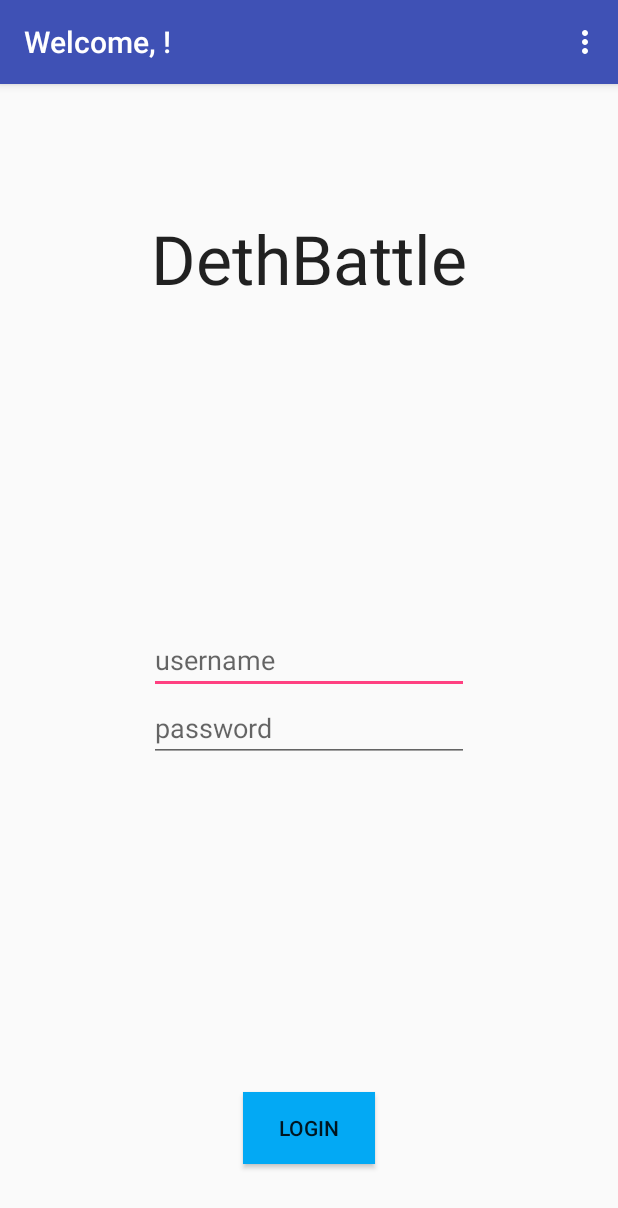
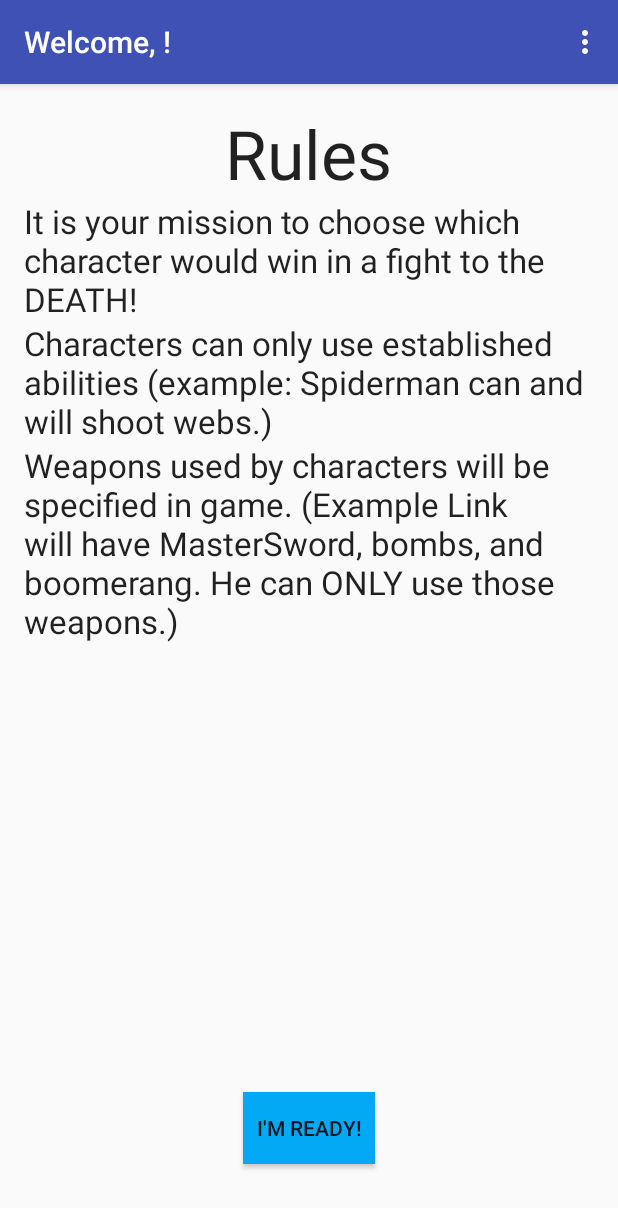
Before and after one commit to GarrettBoggs/DethWarz, an Android app: the screen it shows after launch once a user with an empty profile is signed in (MainActivity), on a phone screen of 412 x 824 dp. Shown: the top 1208 px of the screen. Run offline under Robolectric (Android 15) with nearby library versions, the phone set to English and light mode, and no system bars; our stand-ins replace ButterKnife, Firebase (no records; nobody signed in at launch, a user with empty details on screens opened directly).

```diff
--- a/app/src/main/res/layout/activity_main.xml
+++ b/app/src/main/res/layout/activity_main.xml
@@ -14,41 +14,49 @@
         android:layout_width="wrap_content"
         android:layout_height="wrap_content"
         android:textAppearance="?android:attr/textAppearanceLarge"
-        android:text="DethBattle"
+        android:text="Rules"
         android:id="@+id/textView"
-        android:layout_marginTop="70dp"
+        android:textSize="45dp"
         android:layout_alignParentTop="true"
-        android:layout_centerHorizontal="true"
-        android:textSize="45dp" />
+        android:layout_centerHorizontal="true" />
 
     <Button
         android:layout_width="wrap_content"
         android:layout_height="wrap_content"
-        android:text="Login"
+        android:text="I'm READY!"
         android:id="@+id/loginButton"
         android:layout_alignParentBottom="true"
         android:layout_centerHorizontal="true"
         android:background="@color/primary"
         android:layout_marginBottom="32dp" />
 
-    <EditText
+    <TextView
         android:layout_width="wrap_content"
         android:layout_height="wrap_content"
-        android:inputType="textPersonName"
-        android:hint="username"
-        android:ems="10"
-        android:id="@+id/usernameText"
-        android:layout_centerHorizontal="true"
-        android:layout_centerVertical="true" />
+        android:textAppearance="?android:attr/textAppearanceLarge"
+        android:text="It is your mission to choose which character would win in a fight to the DEATH!"
+        android:id="@+id/textView7"
+        android:layout_below="@+id/textView"
+        android:layout_alignParentLeft="true"
+        android:layout_alignParentStart="true" />
 
-    <EditText
+    <TextView
         android:layout_width="wrap_content"
         android:layout_height="wrap_content"
-        android:inputType="textPassword"
-        android:hint="password"
-        android:ems="10"
-        android:id="@+id/passwordText"
-        android:layout_below="@+id/usernameText"
+        android:textAppearance="?android:attr/textAppearanceLarge"
+        android:text="Characters can only use established abilities (example: Spiderman can and will shoot webs.)"
+        android:id="@+id/textView8"
+        android:layout_below="@+id/textView7"
+        android:layout_alignParentLeft="true"
+        android:layout_alignParentStart="true" />
+
+    <TextView
+        android:layout_width="wrap_content"
+        android:layout_height="wrap_content"
+        android:textAppearance="?android:attr/textAppearanceLarge"
+        android:text="Weapons used by characters will be specified in game. (Example Link will have MasterSword, bombs, and boomerang. He can ONLY use those weapons.)"
+        android:id="@+id/textView9"
+        android:layout_below="@+id/textView8"
         android:layout_centerHorizontal="true" />
 
 </RelativeLayout>
```
Also changed, not shown: app/src/main/java/com/example/guest/binder/models/Character.java (+9 -0 lines), app/src/main/java/com/example/guest/binder/ui/CoverActivity.java (+22 -6 lines), app/src/main/java/com/example/guest/binder/ui/HistoryActivity.java (+8 -1 lines), app/src/main/java/com/example/guest/binder/ui/MainActivity.java (+1 -11 lines), app/src/main/java/com/example/guest/binder/ui/StatsActivity.java (+9 -4 lines), app/src/main/res/layout/activity_stats.xml (+21 -17 lines).
